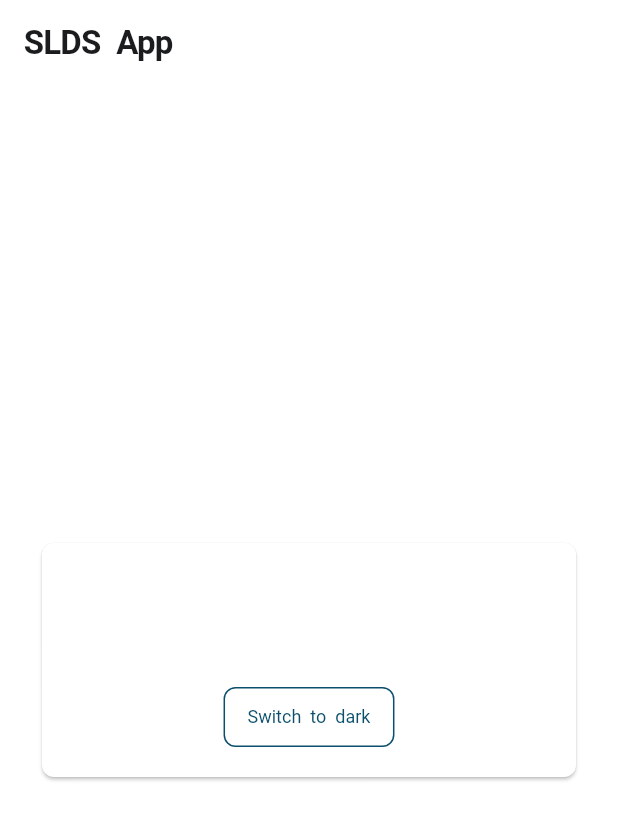
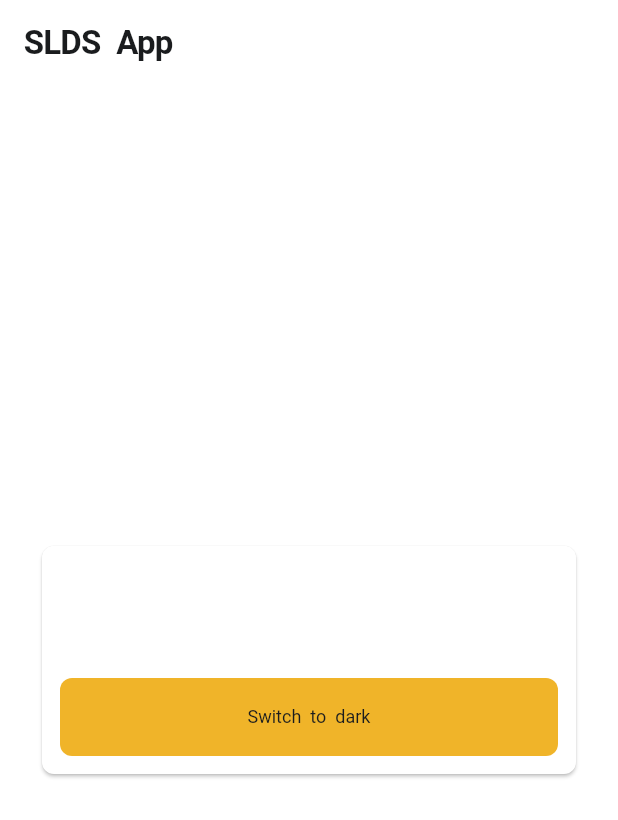
Before and after one commit to We-Are-Designers/SLDS-FLUTTER, a Flutter app: the screen it shows after launch, on a phone screen of 412 x 824 dp. Shown: the top 820 px of the screen. Run offline on Flutter 3.47's test engine with Material 3 defaults, Android fonts, the phone set to English and light mode, and no system bars; our stand-ins replace flutter_bloc; missing offline and left inert: widgetbook, widgetbook_annotation; Roboto replaces fonts that are missing (Google Sans).

Commit message:
feat: Enhance SLDS components with responsive breakpoints and update button styles

```diff
--- a/app/lib/features/home/presentation/pages/home_page.dart
+++ b/app/lib/features/home/presentation/pages/home_page.dart
@@ -29,12 +29,11 @@ class HomePage extends StatelessWidget {
                 BlocBuilder<ThemeModeCubit, ThemeMode>(
                   builder: (context, mode) {
                     return SldsButton(
-
                       label: mode == ThemeMode.light
                           ? 'Switch to dark'
                           : 'Switch to light',
                       onPressed: () => context.read<ThemeModeCubit>().toggle(),
-                      variant: SldsButtonVariant.secondary,
+                      variant: SldsButtonVariant.primary,
                     );
                   },
                 ),
--- a/packages/slds_components/lib/slds_components.dart
+++ b/packages/slds_components/lib/slds_components.dart
@@ -3,6 +3,7 @@
 library;
 
 export 'src/l10n/gen/slds_localizations.dart';
+export 'src/tokens/slds_breakpoints.dart';
 export 'src/tokens/slds_colors.dart';
 export 'src/tokens/slds_spacing.dart';
 export 'src/tokens/slds_typography.dart';
--- /dev/null
+++ b/packages/slds_components/lib/src/tokens/slds_breakpoints.dart
@@ -0,0 +1,10 @@
+import 'package:flutter/widgets.dart';
+
+/// SLDS responsive breakpoint — the single width threshold every component
+/// and token (typography, button sizing, card padding, ...) switches on.
+abstract final class SldsBreakpoints {
+  /// Below this width is "mobile"; at or above it is "desktop/web".
+  static const double mobile = 600;
+
+  static bool isMobile(BuildContext context) => MediaQuery.sizeOf(context).width < mobile;
+}
--- a/packages/slds_components/lib/src/tokens/slds_colors.dart
+++ b/packages/slds_components/lib/src/tokens/slds_colors.dart
@@ -6,8 +6,8 @@ import 'package:flutter/material.dart';
 /// available at scaffold time. Swap these for the real published values;
 /// the shape (names below) is the part meant to stay stable for consumers.
 abstract final class SldsColors {
-  static const primary = Color(0xFF0B4F6C);
-  static const onPrimary = Color(0xFFFFFFFF);
+  static const primary = Color(0xFFF0B429);
+  static const onPrimary = Color(0xFF1A1C1E);
   static const secondary = Color(0xFF01A7C2);
   static const onSecondary = Color(0xFF00201F);
   static const surface = Color(0xFFFFFFFF);
--- a/packages/slds_components/lib/src/tokens/slds_typography.dart
+++ b/packages/slds_components/lib/src/tokens/slds_typography.dart
@@ -1,4 +1,6 @@
 import 'package:flutter/material.dart';
+
+import 'slds_breakpoints.dart';
 
 /// SLDS type scale — Desktop and Mobile variants, per the Foundation
 /// Documentation spec (Google Sans, exact px/line-height/letter-spacing).
@@ -66,12 +68,9 @@ abstract final class SldsTypography {
     labelSmall: _style(fontSize: 11, lineHeight: 16, letterSpacing: 2.0, fontWeight: FontWeight.w500),
   );
 
-  /// Below this width, [mobile] is used; at or above it, [desktop].
-  static const double breakpoint = 600;
-
-  /// Picks [desktop] or [mobile] from the current [MediaQuery] width.
+  /// Picks [desktop] or [mobile] from the current [MediaQuery] width, per
+  /// [SldsBreakpoints].
   static TextTheme of(BuildContext context) {
-    final width = MediaQuery.sizeOf(context).width;
-    return width >= breakpoint ? desktop : mobile;
+    return SldsBreakpoints.isMobile(context) ? mobile : desktop;
   }
 }
--- a/packages/slds_components/lib/src/widgets/slds_button.dart
+++ b/packages/slds_components/lib/src/widgets/slds_button.dart
@@ -1,6 +1,7 @@
 import 'package:flutter/material.dart';
 
 import '../l10n/gen/slds_localizations.dart';
+import '../tokens/slds_breakpoints.dart';
 import '../tokens/slds_colors.dart';
 import '../tokens/slds_spacing.dart';
 
@@ -37,6 +38,9 @@ enum SldsButtonVariant {
 /// `MaterialApp` must include `SldsLocalizations.localizationsDelegates` /
 /// `.supportedLocales` (merge them into your own lists if you have other
 /// localized packages).
+///
+/// Sized per the SLDS action spec: 44px tall and intrinsic width at/above
+/// [SldsBreakpoints.mobile]; 52px tall and full-width below it.
 class SldsButton extends StatelessWidget {
   const SldsButton({
     super.key,
@@ -111,22 +115,31 @@ class SldsButton extends StatelessWidget {
   }
 
   Widget _styledButton(BuildContext context, Widget content) {
+    final isMobile = SldsBreakpoints.isMobile(context);
+    final height = isMobile ? 52.0 : 44.0;
     final style = _buildStyle(
       context,
       padding: const EdgeInsets.symmetric(horizontal: SldsSpacing.lg, vertical: SldsSpacing.md),
       shape: RoundedRectangleBorder(borderRadius: BorderRadius.circular(SldsSpacing.sm)),
+    ).copyWith(
+      minimumSize: WidgetStatePropertyAll(Size(isMobile ? double.infinity : 0, height)),
+      // Without this, Material pads the tap target to its own 48px a11y
+      // minimum regardless of minimumSize, overriding the 44px SLDS spec.
+      tapTargetSize: MaterialTapTargetSize.shrinkWrap,
     );
 
-    switch (variant) {
-      case SldsButtonVariant.primary:
-      case SldsButtonVariant.destructive:
-        return FilledButton(onPressed: _enabled ? onPressed : null, style: style, child: content);
-      case SldsButtonVariant.secondary:
-      case SldsButtonVariant.tertiary:
-        return OutlinedButton(onPressed: _enabled ? onPressed : null, style: style, child: content);
-      case SldsButtonVariant.text:
-        return TextButton(onPressed: _enabled ? onPressed : null, style: style, child: content);
-    }
+    final Widget button = switch (variant) {
+      SldsButtonVariant.primary ||
+      SldsButtonVariant.destructive =>
+        FilledButton(onPressed: _enabled ? onPressed : null, style: style, child: content),
+      SldsButtonVariant.secondary ||
+      SldsButtonVariant.tertiary =>
+        OutlinedButton(onPressed: _enabled ? onPressed : null, style: style, child: content),
+      SldsButtonVariant.text =>
+        TextButton(onPressed: _enabled ? onPressed : null, style: style, child: content),
+    };
+
+    return isMobile ? SizedBox(width: double.infinity, child: button) : button;
   }
 
   /// The resolved accent color: [color] override, else the token driven by
--- a/packages/slds_components/lib/src/widgets/slds_card.dart
+++ b/packages/slds_components/lib/src/widgets/slds_card.dart
@@ -1,11 +1,15 @@
 import 'package:flutter/material.dart';
 
+import '../tokens/slds_breakpoints.dart';
 import '../tokens/slds_spacing.dart';
 
 /// SLDS content card. Thin themed wrapper over [Card] with token padding —
 /// shape/color come from [SldsTheme.light]/[SldsTheme.dark] via the
 /// ambient [Theme] (so it follows light/dark mode). Pass [color] to
 /// override the surface color for one instance.
+///
+/// Padding is [SldsSpacing.md] below [SldsBreakpoints.mobile], [SldsSpacing.lg]
+/// at/above it.
 class SldsCard extends StatelessWidget {
   const SldsCard({super.key, required this.child, this.color});
 
@@ -14,10 +18,11 @@ class SldsCard extends StatelessWidget {
 
   @override
   Widget build(BuildContext context) {
+    final padding = SldsBreakpoints.isMobile(context) ? SldsSpacing.md : SldsSpacing.lg;
     return Card(
       color: color,
       child: Padding(
-        padding: const EdgeInsets.all(SldsSpacing.lg),
+        padding: EdgeInsets.all(padding),
         child: child,
       ),
     );
--- a/packages/slds_components/lib/src/widgets/slds_icon_button.dart
+++ b/packages/slds_components/lib/src/widgets/slds_icon_button.dart
@@ -1,13 +1,16 @@
 import 'package:flutter/material.dart';
 
 import '../l10n/gen/slds_localizations.dart';
+import '../tokens/slds_breakpoints.dart';
 import '../tokens/slds_colors.dart';
 import 'slds_button.dart';
 
-/// SLDS icon-only button — same variant palette as [SldsButton], sized for
-/// a 44×44 minimum touch target per the SLDS mobile spec. Colors resolve
-/// from the ambient [Theme]'s [ColorScheme] (light/dark aware); pass
-/// [color] to override the accent for one instance.
+/// SLDS icon-only button — same variant palette as [SldsButton]. Colors
+/// resolve from the ambient [Theme]'s [ColorScheme] (light/dark aware);
+/// pass [color] to override the accent for one instance.
+///
+/// Touch target is 44×44 at/above [SldsBreakpoints.mobile], 52×52 below it
+/// (matching [SldsButton]'s mobile height).
 class SldsIconButton extends StatelessWidget {
   const SldsIconButton({
     super.key,
@@ -53,6 +56,7 @@ class SldsIconButton extends StatelessWidget {
     final scheme = Theme.of(context).colorScheme;
     final base = _baseColor(context);
     final onBase = _onBaseColor(context);
+    final size = SldsBreakpoints.isMobile(context) ? 52.0 : 44.0;
 
     return IconButton(
       onPressed: _enabled ? onPressed : null,
@@ -67,7 +71,7 @@ class SldsIconButton extends StatelessWidget {
               ),
             )
           : Icon(icon),
-      constraints: const BoxConstraints(minWidth: 44, minHeight: 44),
+      constraints: BoxConstraints(minWidth: size, minHeight: size),
       style: IconButton.styleFrom(
         backgroundColor: _isFilled ? base : Colors.transparent,
         foregroundColor: _isFilled ? onBase : base,
```
Also changed, not shown: 2 other files.
